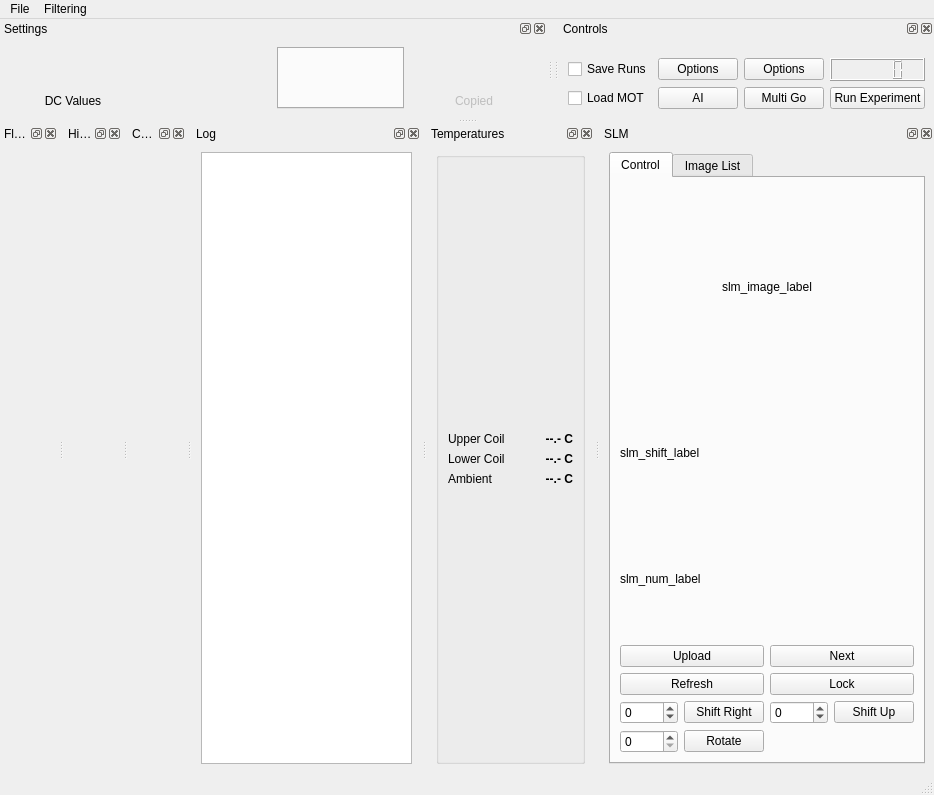
Above: gui.ui from hoogeroo/RbSetup2 before the change. Below: the same form after it.
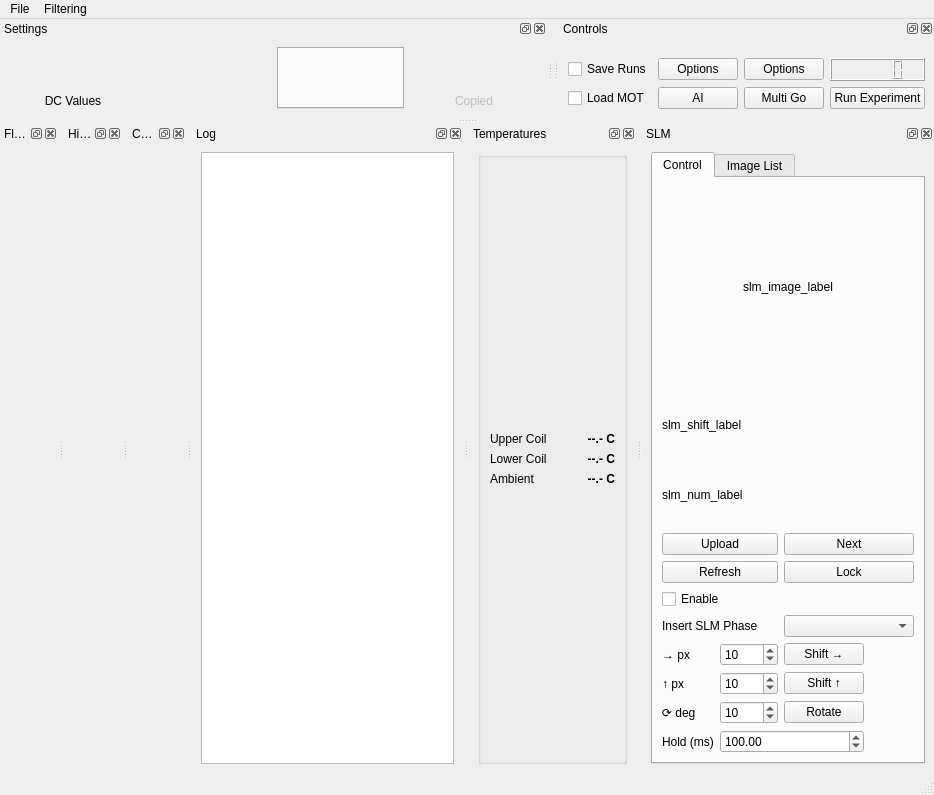
That is the form after the change. Icons and pictures are not drawn.

Commit message: Implemented SLM experimental sequence and GUI controls

```diff
--- a/gui.ui
+++ b/gui.ui
@@ -507,7 +507,7 @@
    </attribute>
    <widget class="QWidget" name="SLM_widget">
     <layout class="QGridLayout" name="gridLayout_4">
-     <item row="0" column="0">
+     <item row="0" column="1">
       <widget class="QTabWidget" name="tabWidget">
        <property name="currentIndex">
         <number>0</number>
@@ -517,72 +517,13 @@
          <string>Control</string>
         </attribute>
         <layout class="QGridLayout" name="gridLayout_5">
-         <item row="8" column="2">
-          <widget class="QSpinBox" name="slm_pixel_up_spin">
-           <property name="minimum">
-            <number>-1000</number>
-           </property>
-           <property name="maximum">
-            <number>1000</number>
-           </property>
-          </widget>
+         <item row="6" column="2" colspan="2">
+          <widget class="QComboBox" name="slm_exp_insertion"/>
          </item>
-         <item row="3" column="0" colspan="2">
-          <widget class="QPushButton" name="slm_upload_btn">
+         <item row="6" column="0" colspan="2">
+          <widget class="QLabel" name="label">
            <property name="text">
-            <string>Upload</string>
-           </property>
-          </widget>
-         </item>
-         <item row="8" column="1">
-          <widget class="QPushButton" name="slm_shift_right_btn">
-           <property name="text">
-            <string>Shift Right</string>
-           </property>
-          </widget>
-         </item>
-         <item row="4" column="2" colspan="2">
-          <widget class="QPushButton" name="slm_lock_btn">
-           <property name="text">
-            <string>Lock</string>
-           </property>
-          </widget>
-         </item>
-         <item row="9" column="0">
-          <widget class="QSpinBox" name="slm_angle_rot_spin">
-           <property name="maximum">
-            <number>359</number>
-           </property>
-           <property name="singleStep">
-            <number>0</number>
-           </property>
-          </widget>
-         </item>
-         <item row="9" column="1">
-          <widget class="QPushButton" name="slm_angle_rot_btn">
-           <property name="text">
-            <string>Rotate</string>
-           </property>
-          </widget>
-         </item>
-         <item row="4" column="0" colspan="2">
-          <widget class="QPushButton" name="slm_refresh_btn">
-           <property name="text">
-            <string>Refresh</string>
-           </property>
-          </widget>
-         </item>
-         <item row="3" column="2" colspan="2">
-          <widget class="QPushButton" name="slm_next_btn">
-           <property name="text">
-            <string>Next</string>
-           </property>
-          </widget>
-         </item>
-         <item row="2" column="0" colspan="4">
-          <widget class="QLabel" name="slm_num_label">
-           <property name="text">
-            <string>slm_num_label</string>
+            <string>Insert SLM Phase</string>
            </property>
           </widget>
          </item>
@@ -602,20 +543,11 @@
            </property>
           </widget>
          </item>
-         <item row="8" column="3">
-          <widget class="QPushButton" name="slm_shift_up_btn">
+
+         <item row="4" column="0" colspan="2">
+          <widget class="QPushButton" name="slm_refresh_btn">
            <property name="text">
-            <string>Shift Up</string>
-           </property>
-          </widget>
-         </item>
-         <item row="8" column="0">
-          <widget class="QSpinBox" name="slm_pixel_right_spin">
-           <property name="minimum">
-            <number>-1000</number>
-           </property>
-           <property name="maximum">
-            <number>1000</number>
+            <string>Refresh</string>
            </property>
           </widget>
          </item>
@@ -626,6 +558,144 @@
            </property>
           </widget>
          </item>
+
+         <item row="3" column="2" colspan="2">
+          <widget class="QPushButton" name="slm_next_btn">
+           <property name="text">
+            <string>Next</string>
+           </property>
+          </widget>
+         </item>
+         <item row="3" column="0" colspan="2">
+          <widget class="QPushButton" name="slm_upload_btn">
+           <property name="text">
+            <string>Upload</string>
+           </property>
+          </widget>
+         </item>
+         <item row="4" column="2" colspan="2">
+          <widget class="QPushButton" name="slm_lock_btn">
+           <property name="text">
+            <string>Lock</string>
+           </property>
+          </widget>
+         </item>
+         <item row="2" column="0" colspan="4">
+          <widget class="QLabel" name="slm_num_label">
+           <property name="text">
+            <string>slm_num_label</string>
+           </property>
+          </widget>
+         </item>
+
+         <item row="5" column="0" colspan="2">
+          <widget class="QCheckBox" name="slm_exp_enable">
+           <property name="text">
+            <string>Enable</string>
+           </property>
+          </widget>
+         </item>
+         <item row="7" column="0">
+          <widget class="QLabel" name="label_shift_right">
+           <property name="text">
+            <string>→ px</string>
+           </property>
+          </widget>
+         </item>
+         <item row="7" column="1">
+          <widget class="QSpinBox" name="slm_pixel_right_spin">
+           <property name="minimum">
+            <number>-5000</number>
+           </property>
+           <property name="maximum">
+            <number>5000</number>
+           </property>
+           <property name="value">
+            <number>10</number>
+           </property>
+          </widget>
+         </item>
+         <item row="7" column="2">
+          <widget class="QPushButton" name="slm_shift_right_btn">
+           <property name="text">
+            <string>Shift →</string>
+           </property>
+          </widget>
+         </item>
+         <item row="8" column="0">
+          <widget class="QLabel" name="label_shift_up">
+           <property name="text">
+            <string>↑ px</string>
+           </property>
+          </widget>
+         </item>
+         <item row="8" column="1">
+          <widget class="QSpinBox" name="slm_pixel_up_spin">
+           <property name="minimum">
+            <number>-5000</number>
+           </property>
+           <property name="maximum">
+            <number>5000</number>
+           </property>
+           <property name="value">
+            <number>10</number>
+           </property>
+          </widget>
+         </item>
+         <item row="8" column="2">
+          <widget class="QPushButton" name="slm_shift_up_btn">
+           <property name="text">
+            <string>Shift ↑</string>
+           </property>
+          </widget>
+         </item>
+         <item row="9" column="0">
+          <widget class="QLabel" name="label_rotate">
+           <property name="text">
+            <string>⟳ deg</string>
+           </property>
+          </widget>
+         </item>
+         <item row="9" column="1">
+          <widget class="QSpinBox" name="slm_angle_rot_spin">
+           <property name="minimum">
+            <number>0</number>
+           </property>
+           <property name="maximum">
+            <number>359</number>
+           </property>
+           <property name="value">
+            <number>10</number>
+           </property>
+          </widget>
+         </item>
+         <item row="9" column="2">
+          <widget class="QPushButton" name="slm_angle_rot_btn">
+           <property name="text">
+            <string>Rotate</string>
+           </property>
+          </widget>
+         </item>
+         <item row="10" column="0">
+          <widget class="QLabel" name="label_hold">
+           <property name="text">
+            <string>Hold (ms)</string>
+           </property>
+          </widget>
+         </item>
+         <item row="10" column="1" colspan="2">
+          <widget class="QDoubleSpinBox" name="slm_image_hold">
+           <property name="minimum">
+            <double>0.000000000000000</double>
+           </property>
+           <property name="maximum">
+            <double>100000.000000000000000</double>
+           </property>
+           <property name="value">
+            <double>100.000000000000000</double>
+           </property>
+          </widget>
+         </item>
         </layout>
        </widget>
        <widget class="QWidget" name="imagelist">
```
Left out of the diff: 42 changed lines with no effect on the pictures. The commit also changes 6 other files.
